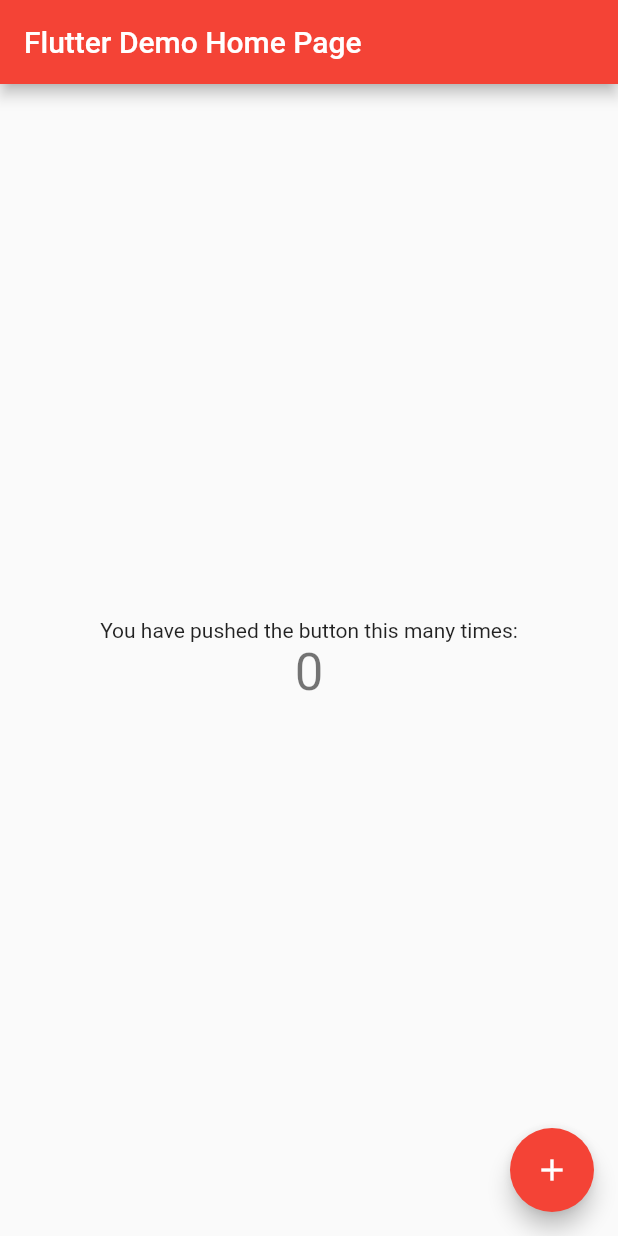
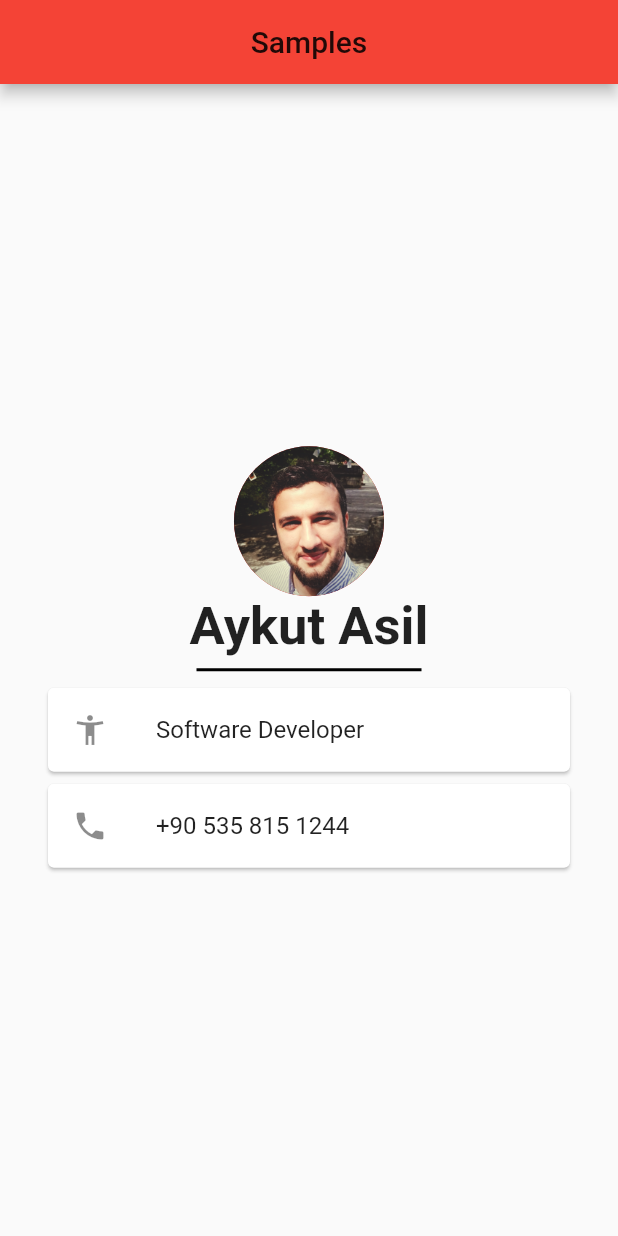
Before and after one commit to aykuttasil/flutter-samples, a Flutter app: the screen it shows after launch, on a phone screen of 412 x 824 dp. Run offline on Flutter 3.47's test engine with Material 2 defaults, Android fonts, the phone set to English and light mode, and no system bars; our stand-ins replace google_fonts; Roboto replaces fonts that are missing (Adamina).

Commit message:
profile page

```diff
--- a/lib/main.dart
+++ b/lib/main.dart
@@ -1,4 +1,5 @@
 import 'package:flutter/material.dart';
+import 'package:sample/pages/ProfilePage.dart';
 
 void main() {
   runApp(MyApp());
@@ -14,54 +15,7 @@
         primarySwatch: Colors.red,
         visualDensity: VisualDensity.adaptivePlatformDensity,
       ),
-      home: MyHomePage(title: 'Flutter Demo Home Page'),
+      home: ProfilePage(),
     );
   }
 }
-
-class MyHomePage extends StatefulWidget {
-  MyHomePage({Key key, this.title}) : super(key: key);
-
-  final String title;
-
-  @override
-  _MyHomePageState createState() => _MyHomePageState();
-}
-
-class _MyHomePageState extends State<MyHomePage> {
-  int _counter = 0;
-
-  void _incrementCounter() {
-    setState(() {
-      _counter++;
-    });
-  }
-
-  @override
-  Widget build(BuildContext context) {
-    return Scaffold(
-      appBar: AppBar(
-        title: Text(widget.title),
-      ),
-      body: Center(
-        child: Column(
-          mainAxisAlignment: MainAxisAlignment.center,
-          children: <Widget>[
-            Text(
-              'You have pushed the button this many times:',
-            ),
-            Text(
-              '$_counter',
-              style: Theme.of(context).textTheme.headline4,
-            ),
-          ],
-        ),
-      ),
-      floatingActionButton: FloatingActionButton(
-        onPressed: _incrementCounter,
-        tooltip: 'Increment',
-        child: Icon(Icons.add),
-      ),
-    );
-  }
-}
--- /dev/null
+++ b/lib/pages/ProfilePage.dart
@@ -0,0 +1,62 @@
+import 'package:flutter/material.dart';
+import 'package:google_fonts/google_fonts.dart';
+
+class ProfilePage extends StatelessWidget {
+  @override
+  Widget build(BuildContext context) {
+    return Scaffold(
+        appBar: AppBar(
+          title: Center(
+            child: Text(
+              "Samples",
+              style: GoogleFonts.adaminaTextTheme().bodyText1,
+            ),
+          ),
+        ),
+        body: Container(
+          alignment: Alignment.center,
+          child: Column(
+            crossAxisAlignment: CrossAxisAlignment.center,
+            mainAxisSize: MainAxisSize.min,
+            children: <Widget>[
+              CircleAvatar(
+                backgroundImage: AssetImage("assets/images/aykutasil.png"),
+                radius: 50,
+              ),
+              Text(
+                "Aykut Asil",
+                style: GoogleFonts.adventPro().copyWith(
+                  fontSize: 35,
+                  fontWeight: FontWeight.bold,
+                ),
+              ),
+              SizedBox(
+                width: 150,
+                child: Divider(
+                  color: Colors.black,
+                  thickness: 2,
+                ),
+              ),
+              Padding(
+                padding: const EdgeInsets.symmetric(horizontal: 28),
+                child: Card(
+                  child: ListTile(
+                    leading: Icon(Icons.accessibility_new),
+                    title: Text("Software Developer"),
+                  ),
+                ),
+              ),
+              Padding(
+                padding: const EdgeInsets.symmetric(horizontal: 28),
+                child: Card(
+                  child: ListTile(
+                    leading: Icon(Icons.phone),
+                    title: Text("+90 535 815 1244"),
+                  ),
+                ),
+              )
+            ],
+          ),
+        ));
+  }
+}
```
Also changed, not shown: pubspec.yaml (+3 -17 lines), assets/images/aykutasil.png (added), pubspec.lock.
